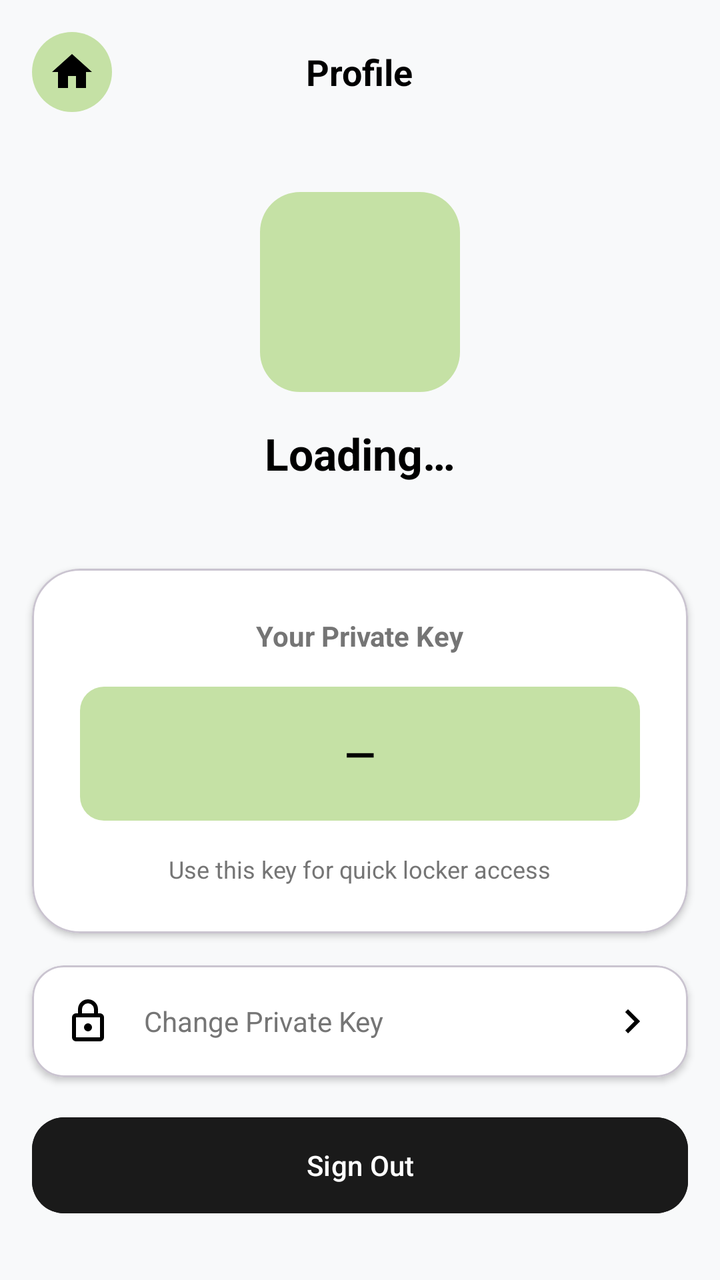
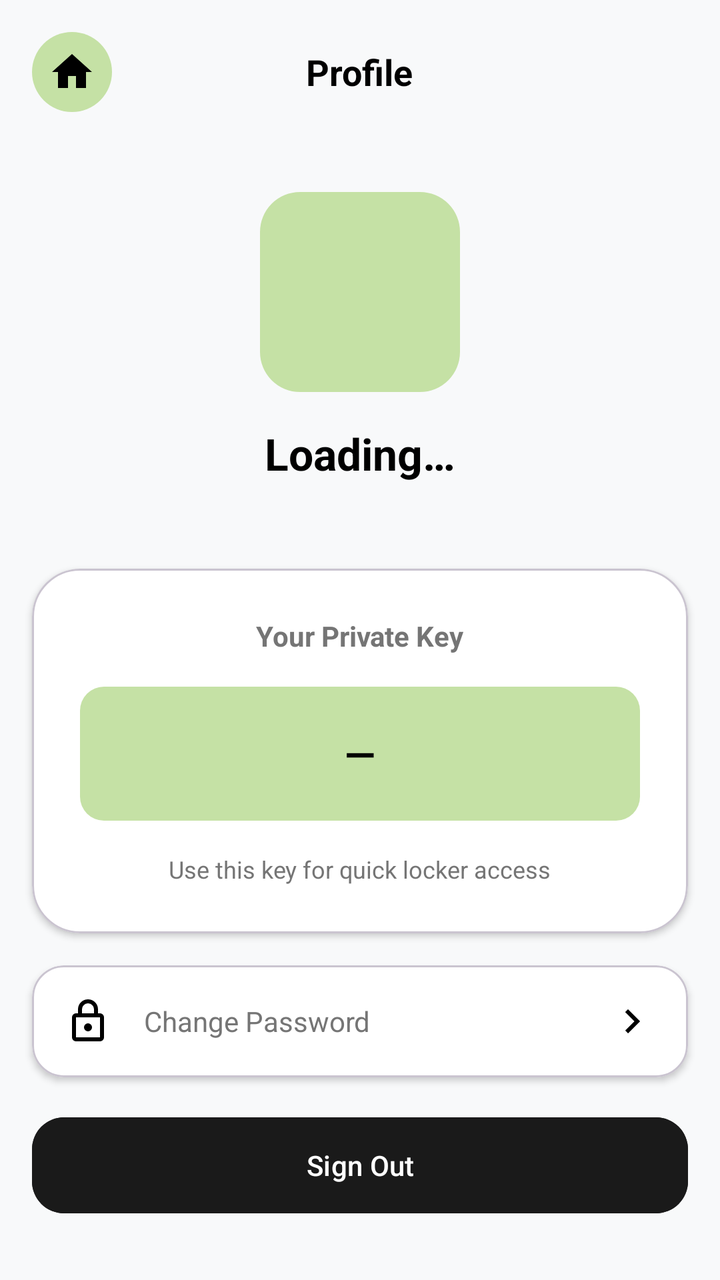

Two renders of the same Android screen: before a commit and after it. Below are the layout's source before the change and the commit's diff.
<!-- AndroidManifest.xml: application theme Theme.CostumerCoinCubby -->
<!-- res/layout/fragment_profile.xml -->
<?xml version="1.0" encoding="utf-8"?>
<LinearLayout xmlns:android="http://schemas.android.com/apk/res/android"
    xmlns:app="http://schemas.android.com/apk/res-auto"
    android:layout_width="match_parent"
    android:layout_height="match_parent"
    android:background="#F8F9FA"
    android:orientation="vertical">

    <RelativeLayout
        android:layout_width="match_parent"
        android:layout_height="wrap_content"
        android:padding="16dp">

        <ImageView
            android:layout_width="40dp"
            android:layout_height="40dp"
            android:background="@drawable/nav_item_selected_bg"
            android:padding="8dp"
            android:src="@drawable/ic_home" />

        <TextView
            android:layout_width="wrap_content"
            android:layout_height="wrap_content"
            android:layout_centerInParent="true"
            android:text="Profile"
            android:textColor="@color/black"
            android:textSize="18sp"
            android:textStyle="bold" />
    </RelativeLayout>

    
    <LinearLayout
        android:layout_width="match_parent"
        android:layout_height="wrap_content"
        android:gravity="center"
        android:orientation="vertical"
        android:padding="24dp">

        <com.google.android.material.imageview.ShapeableImageView
            android:layout_width="100dp"
            android:layout_height="100dp"
            android:background="@color/light_green"
            app:shapeAppearanceOverlay="@style/RoundedImageView" />

        <TextView
            android:id="@+id/tvProfileFullName"
            android:layout_width="wrap_content"
            android:layout_height="wrap_content"
            android:layout_marginTop="16dp"
            android:text="Loading…"
            android:textColor="@color/black"
            android:textSize="22sp"
            android:textStyle="bold" />

        <TextView
            android:id="@+id/tvProfileContact"
            android:layout_width="wrap_content"
            android:layout_height="wrap_content"
            android:text=""
            android:textColor="@color/gray_text"
            android:textSize="14sp" />
    </LinearLayout>

    
    <com.google.android.material.card.MaterialCardView
        android:layout_width="match_parent"
        android:layout_height="wrap_content"
        android:layout_marginHorizontal="16dp"
        app:cardBackgroundColor="@color/white"
        app:cardCornerRadius="24dp"
        app:cardElevation="2dp">

        <LinearLayout
            android:layout_width="match_parent"
            android:layout_height="wrap_content"
            android:gravity="center"
            android:orientation="vertical"
            android:padding="24dp">

            <TextView
                android:layout_width="wrap_content"
                android:layout_height="wrap_content"
                android:text="Your Private Key"
                android:textColor="@color/gray_text"
                android:textStyle="bold" />

            <TextView
                android:id="@+id/tvPrivateKey"
                android:layout_width="match_parent"
                android:layout_height="wrap_content"
                android:layout_marginTop="16dp"
                android:background="@drawable/status_active_bg"
                android:gravity="center"
                android:padding="20dp"
                android:text="—"
                android:textColor="@color/black"
                android:textSize="20sp"
                android:textStyle="bold" />

            <TextView
                android:layout_width="wrap_content"
                android:layout_height="wrap_content"
                android:layout_marginTop="16dp"
                android:text="Use this key for quick locker access"
                android:textColor="@color/gray_text"
                android:textSize="12sp" />
        </LinearLayout>
    </com.google.android.material.card.MaterialCardView>

    
    <com.google.android.material.card.MaterialCardView
        android:layout_width="match_parent"
        android:layout_height="wrap_content"
        android:layout_marginHorizontal="16dp"
        android:layout_marginTop="16dp"
        app:cardBackgroundColor="@color/white"
        app:cardCornerRadius="16dp"
        app:cardElevation="2dp">

        <RelativeLayout
            android:layout_width="match_parent"
            android:layout_height="wrap_content"
            android:padding="16dp">

            <ImageView
                android:id="@+id/ic_key"
                android:layout_width="24dp"
                android:layout_height="24dp"
                android:src="@drawable/ic_locker" />

            <TextView
                android:layout_width="wrap_content"
                android:layout_height="wrap_content"
                android:layout_centerVertical="true"
                android:layout_marginStart="16dp"
                android:layout_toEndOf="@id/ic_key"
                android:text="Change Private Key"
                android:textColor="@color/gray_text" />

            <ImageView
                android:layout_width="24dp"
                android:layout_height="24dp"
                android:layout_alignParentEnd="true"
                android:src="@drawable/ic_chevron_right" />
        </RelativeLayout>
    </com.google.android.material.card.MaterialCardView>

    
    <com.google.android.material.button.MaterialButton
        android:id="@+id/btnSignOut"
        android:layout_width="match_parent"
        android:layout_height="56dp"
        android:layout_margin="16dp"
        android:backgroundTint="@color/dark_bg"
        android:text="Sign Out"
        android:textAllCaps="false"
        android:textColor="@color/white"
        app:cornerRadius="16dp" />

</LinearLayout>
<!-- resources referenced by this layout -->
<resources>
  <color name="black">#FF000000</color>
  <color name="dark_bg">#1A1A1A</color>
  <color name="gray_text">#757575</color>
  <color name="light_green">#C5E1A5</color>
  <color name="white">#FFFFFFFF</color>
  <!-- drawable ic_chevron_right (drawable) -->
  <vector xmlns:android="http://schemas.android.com/apk/res/android"
      android:width="24dp"
      android:height="24dp"
      android:viewportWidth="24"
      android:viewportHeight="24">
      <path
          android:fillColor="#000000"
          android:pathData="M8.59,16.58L13.17,12L8.59,7.41L10,6L16,12L10,18L8.59,16.58Z" />
  </vector>
  <!-- drawable ic_home (drawable) -->
  <vector xmlns:android="http://schemas.android.com/apk/res/android"
      android:width="24dp"
      android:height="24dp"
      android:viewportWidth="24"
      android:viewportHeight="24">
      <path
          android:fillColor="#000000"
          android:pathData="M10,20V14H14V20H19V12H22L12,3L2,12H5V20H10Z" />
  </vector>
  <!-- drawable ic_locker (drawable) -->
  <vector xmlns:android="http://schemas.android.com/apk/res/android"
      android:width="24dp"
      android:height="24dp"
      android:viewportWidth="24"
      android:viewportHeight="24">
      <path
          android:fillColor="#000000"
          android:pathData="M18,8H17V6A5,5 0 0,0 7,6V8H6A2,2 0 0,0 4,10V20A2,2 0 0,0 6,22H18A2,2 0 0,0 20,20V10A2,2 0 0,0 18,8M9,6A3,3 0 0,1 15,6V8H9V6M18,20H6V10H18V20M12,13A2,2 0 0,0 10,15A2,2 0 0,0 12,17A2,2 0 0,0 14,15A2,2 0 0,0 12,13Z" />
  </vector>
  <!-- drawable nav_item_selected_bg (drawable) -->
  <?xml version="1.0" encoding="utf-8"?>
  <shape xmlns:android="http://schemas.android.com/apk/res/android">
      <solid android:color="#C5E1A5" />
      <corners android:radius="25dp" />
  </shape>
  <!-- drawable status_active_bg (drawable) -->
  <?xml version="1.0" encoding="utf-8"?>
  <shape xmlns:android="http://schemas.android.com/apk/res/android">
      <solid android:color="#C5E1A5" />
      <corners android:radius="12dp" />
  </shape>
  <style name="RoundedImageView">
          <item name="cornerFamily">rounded</item>
          <item name="cornerSize">20dp</item>
      </style>
  <style name="Theme.CostumerCoinCubby" parent="Base.Theme.CostumerCoinCubby" />
  <style name="Base.Theme.CostumerCoinCubby" parent="Theme.Material3.DayNight.NoActionBar">
          
          <item name="colorPrimary">@color/primary_green</item>
      </style>
  <color name="primary_green">#4CAF50</color>
</resources>

<!-- the commit's change to res/layout/fragment_profile.xml (unified diff, before → after) -->
@@ -12,6 +12,7 @@
         android:padding="16dp">
 
         <ImageView
+            android:id="@+id/btnHome"
             android:layout_width="40dp"
             android:layout_height="40dp"
             android:background="@drawable/nav_item_selected_bg"
@@ -109,6 +110,7 @@
 
     
     <com.google.android.material.card.MaterialCardView
+        android:id="@+id/cardChangePassword"
         android:layout_width="match_parent"
         android:layout_height="wrap_content"
         android:layout_marginHorizontal="16dp"
@@ -134,7 +136,7 @@
                 android:layout_centerVertical="true"
                 android:layout_marginStart="16dp"
                 android:layout_toEndOf="@id/ic_key"
-                android:text="Change Private Key"
+                android:text="Change Password"
                 android:textColor="@color/gray_text" />
 
             <ImageView
